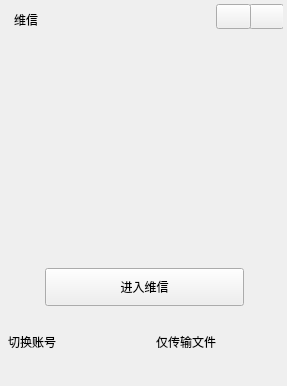
Old version of the form ui/loginwidget.ui in the repository Meguminn0/imitate_WeChat.
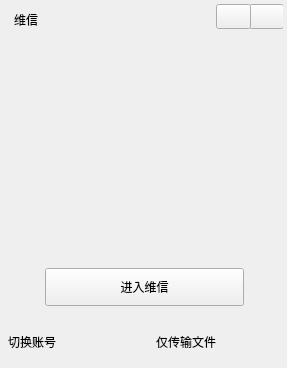
New version of the form. Custom widgets are drawn as their Qt base class.

What changed in the file:
```diff
--- a/ui/loginwidget.ui
+++ b/ui/loginwidget.ui
@@ -7,7 +7,7 @@
     <x>0</x>
     <y>0</y>
     <width>287</width>
-    <height>386</height>
+    <height>368</height>
    </rect>
   </property>
   <property name="windowTitle">
```
